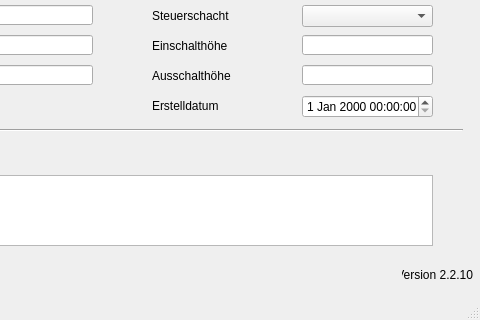
The window that qkan/database/templates/pumpen.ui (hoettges/QKan) describes before a commit, drawn with Qt 5; both pictures show x 168 to 648 and y 125 to 445 of the 648 by 445 pixel window.
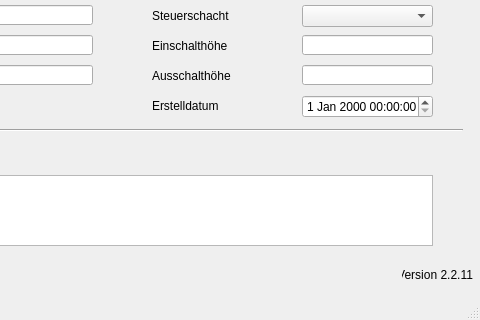
The same window after the commit. Custom widgets are drawn as their Qt base class.

Diff of the .ui file:
```diff
--- a/qkan/database/templates/pumpen.ui
+++ b/qkan/database/templates/pumpen.ui
@@ -352,7 +352,7 @@
      <string>Version QKan Import</string>
     </property>
     <property name="text">
-     <string>Version 2.2.10</string>
+     <string>Version 2.2.11</string>
     </property>
     <property name="alignment">
      <set>Qt::AlignRight|Qt::AlignTrailing|Qt::AlignVCenter</set>
```
